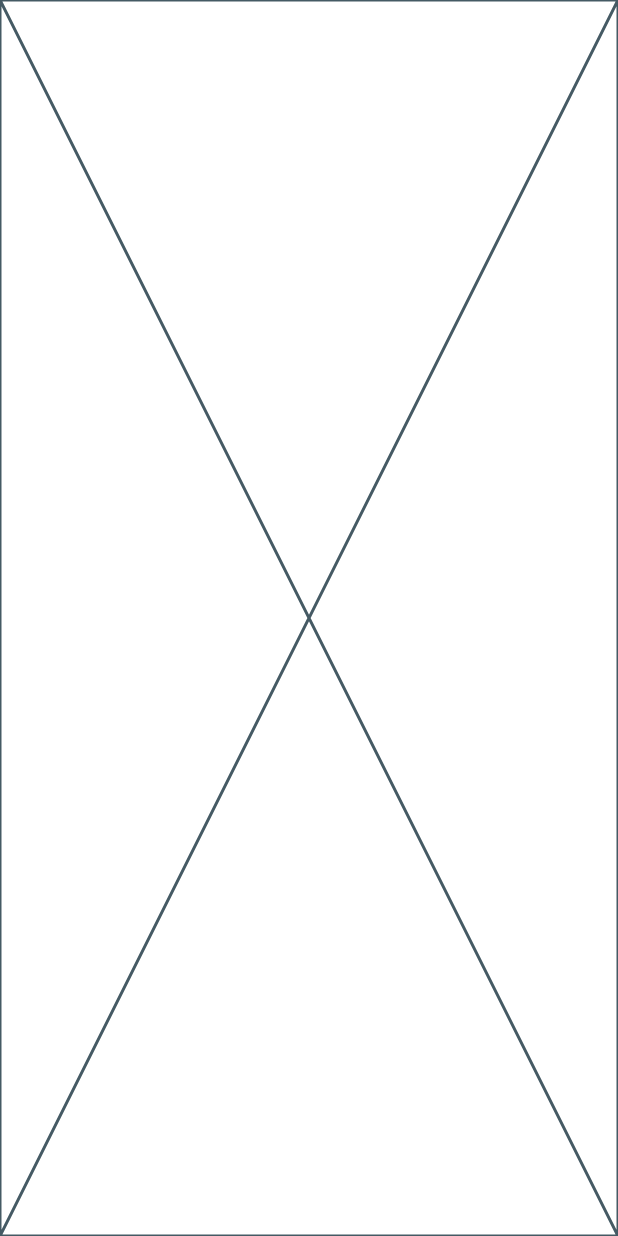
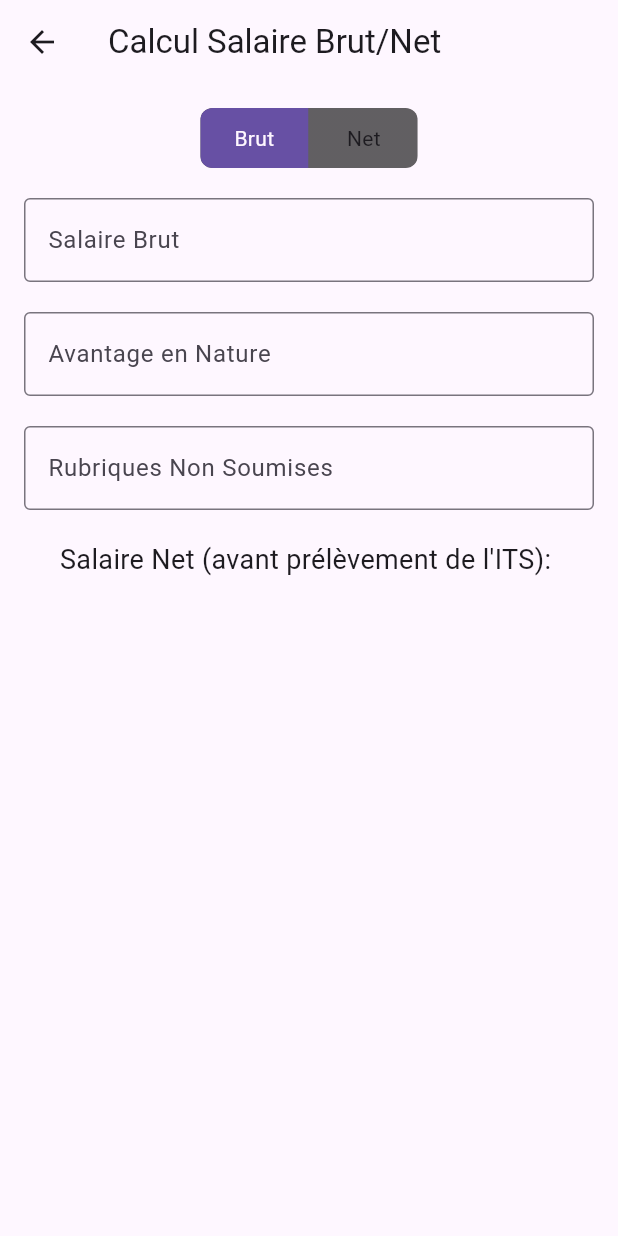
Before and after one commit to InnocenPy/CalculatorFinancier, a Flutter app: the screen it shows after launch, in the side drawer, after a tap on "Salarie", on a phone screen of 412 x 824 dp. Run offline on Flutter 3.47's test engine with Material 3 defaults, Android fonts, the phone set to English and light mode, and no system bars; drawn by our look-alikes of toggle_switch.

Commit message:
salarie brut/net

```diff
--- a/lib/pages/home.dart
+++ b/lib/pages/home.dart
@@ -52,7 +52,7 @@ class _HomePageState extends State<HomePage> {
                   title: const Text('Salarie'),
                   onTap: () {
                     Navigator.of(context).push(MaterialPageRoute(
-                        builder: (context) => const SalariePage()));
+                        builder: (context) => const CalculSalairePage()));
                   }),
             ],
           ),
--- a/lib/pages/salarie.dart
+++ b/lib/pages/salarie.dart
@@ -1,15 +1,161 @@
 import 'package:flutter/material.dart';
+import 'package:toggle_switch/toggle_switch.dart';
 
-class SalariePage extends StatefulWidget {
-  const SalariePage({super.key});
+class CalculSalairePage extends StatefulWidget {
+  const CalculSalairePage({super.key});
 
   @override
-  State<SalariePage> createState() => _SalariePageState();
+  _CalculSalairePageState createState() => _CalculSalairePageState();
 }
 
-class _SalariePageState extends State<SalariePage> {
+class _CalculSalairePageState extends State<CalculSalairePage> {
+  final TextEditingController salaireBrutController = TextEditingController();
+  final TextEditingController avantageNatureController =
+      TextEditingController();
+  final TextEditingController rubriquesNonSoumisesController =
+      TextEditingController();
+  final TextEditingController salaireNetController = TextEditingController();
+
+  bool isCalculFromBrut = true;
+
+  @override
+  void dispose() {
+    salaireBrutController.dispose();
+    avantageNatureController.dispose();
+    rubriquesNonSoumisesController.dispose();
+    salaireNetController.dispose();
+    super.dispose();
+  }
+
+  void _calculateFromBrut() {
+    double B3 = double.tryParse(salaireBrutController.text) ?? 0;
+    double B4 = double.tryParse(avantageNatureController.text) ?? 0;
+    double B5 = double.tryParse(rubriquesNonSoumisesController.text) ?? 0;
+
+    double net = B3 - ((B3 - B5) * 0.0666) - B4;
+    salaireNetController.text = net.toStringAsFixed(2);
+  }
+
+  void _calculateFromNet() {
+    double B10 = double.tryParse(salaireNetController.text) ?? 0;
+    double B11 = double.tryParse(avantageNatureController.text) ?? 0;
+    double B12 = double.tryParse(rubriquesNonSoumisesController.text) ?? 0;
+
+    double brut = (B10 + B11 + (-B12 * 0.0666)) / 0.9334;
+    salaireBrutController.text = brut.toStringAsFixed(2);
+  }
+
+  void _onToggleSwitch(int index) {
+    setState(() {
+      isCalculFromBrut = index == 0;
+      if (isCalculFromBrut) {
+        _calculateFromBrut();
+      } else {
+        _calculateFromNet();
+      }
+    });
+  }
+
+  Widget _buildTextField({
+    required TextEditingController controller,
+    required String label,
+    required Function(String) onChanged,
+  }) {
+    return TextField(
+      controller: controller,
+      keyboardType: TextInputType.number,
+      decoration: InputDecoration(
+        border: OutlineInputBorder(),
+        labelText: label,
+      ),
+      onChanged: onChanged,
+    );
+  }
+
   @override
   Widget build(BuildContext context) {
-    return const Placeholder();
+    return Scaffold(
+      appBar: AppBar(title: const Text("Calcul Salaire Brut/Net")),
+      body: Padding(
+        padding: const EdgeInsets.all(16.0),
+        child: Column(
+          children: [
+            ToggleSwitch(
+              initialLabelIndex: isCalculFromBrut ? 0 : 1,
+              labels: ['Brut', 'Net'],
+              onToggle: (index) {
+                _onToggleSwitch(index!);
+              },
+            ),
+            const SizedBox(height: 20),
+            if (isCalculFromBrut) ...[
+              _buildTextField(
+                controller: salaireBrutController,
+                label: 'Salaire Brut',
+                onChanged: (value) {
+                  _calculateFromBrut();
+                  setState(() {}); // Update state after calculation
+                },
+              ),
+              const SizedBox(height: 20),
+              _buildTextField(
+                controller: avantageNatureController,
+                label: 'Avantage en Nature',
+                onChanged: (value) {
+                  _calculateFromBrut();
+                  setState(() {}); // Update state after calculation
+                },
+              ),
+              const SizedBox(height: 20),
+              _buildTextField(
+                controller: rubriquesNonSoumisesController,
+                label: 'Rubriques Non Soumises',
+                onChanged: (value) {
+                  _calculateFromBrut();
+                  setState(() {}); // Update state after calculation
+                },
+              ),
+              const SizedBox(height: 20),
+              Text(
+                "Salaire Net (avant prélèvement de l'ITS): ${salaireNetController.text}",
+                style: const TextStyle(fontSize: 18),
+              ),
+            ] else ...[
+              _buildTextField(
+                controller: salaireNetController,
+                label: 'Salaire Net',
+                onChanged: (value) {
+                  _calculateFromNet();
+                  setState(() {}); // Update state after calculation
+                },
+              ),
+              const SizedBox(height: 20),
+              _buildTextField(
+                controller: avantageNatureController,
+                label: 'Avantage en Nature',
+                onChanged: (value) {
+                  _calculateFromNet();
+                  setState(() {}); // Update state after calculation
+                },
+              ),
+              const SizedBox(height: 20),
+              _buildTextField(
+                controller: rubriquesNonSoumisesController,
+                label: 'Rubriques Non Soumises',
+                onChanged: (value) {
+                  _calculateFromNet();
+                  setState(() {}); // Update state after calculation
+                },
+              ),
+              const SizedBox(height: 20),
+              Text(
+                "Salaire Brut: ${salaireBrutController.text}",
+                style: const TextStyle(fontSize: 18),
+              ),
+            ],
+          ],
+        ),
+      ),
+    );
   }
 }
```
